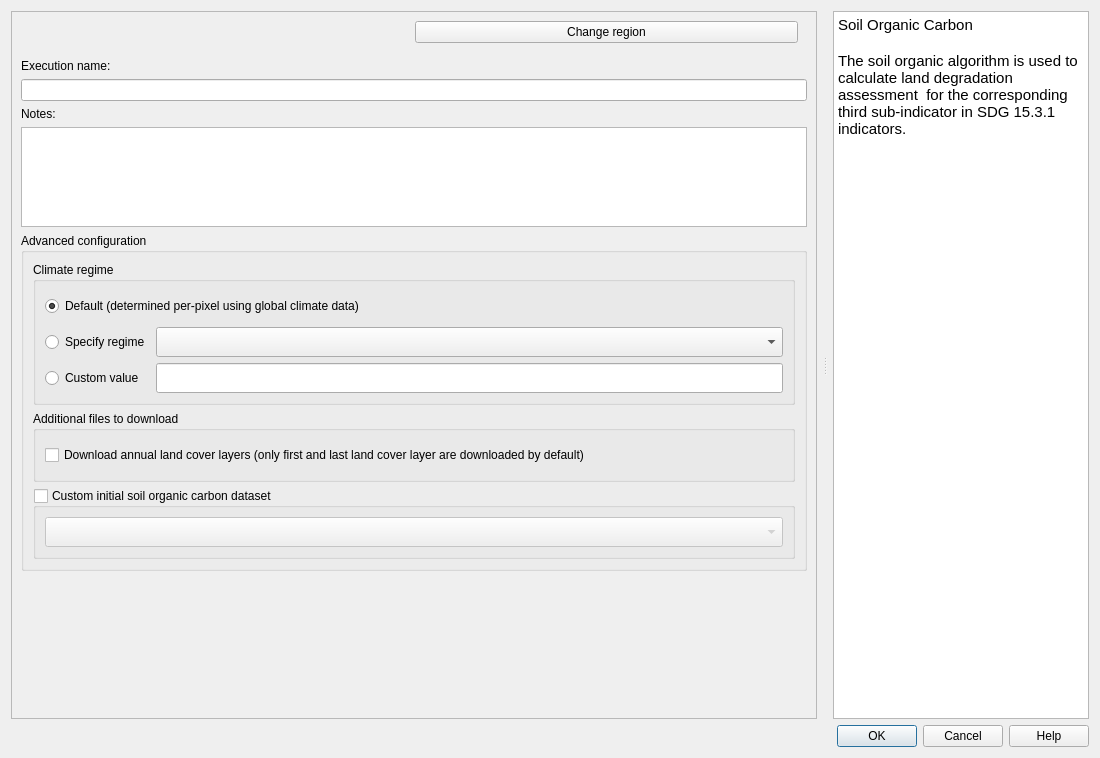
First picture: the form in LDMP/gui/DlgCalculateSOC.ui, repository ConservationInternational/trends.earth, before the edit.
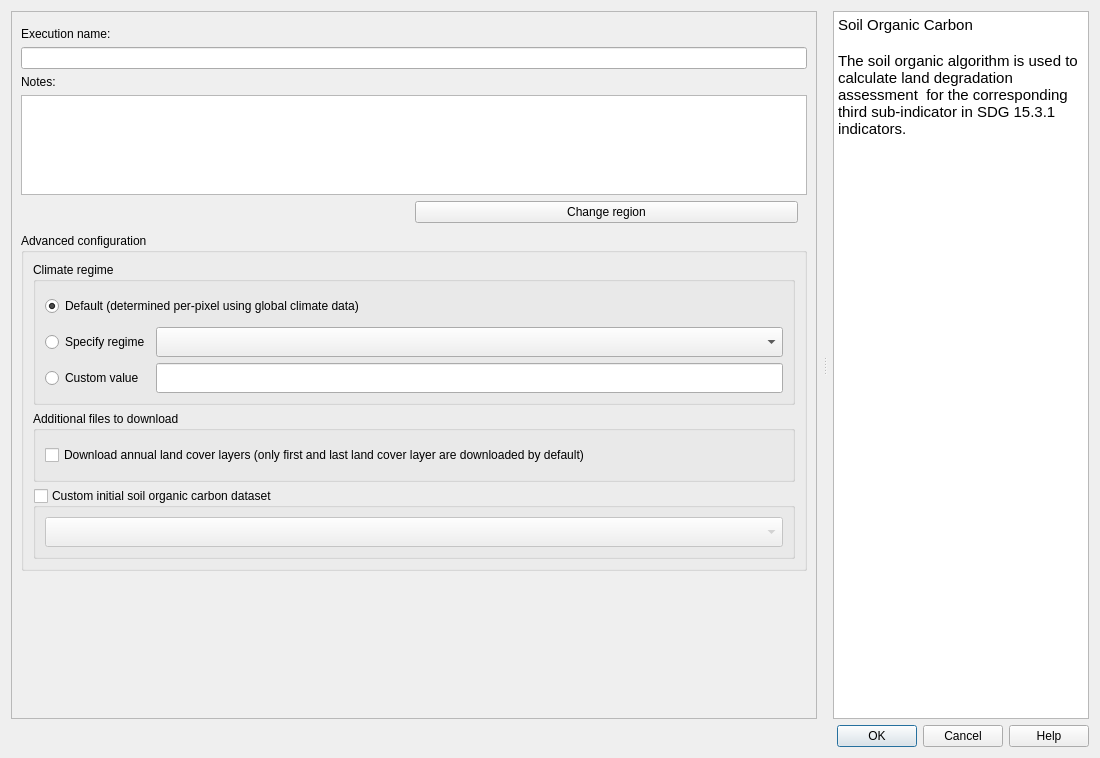
Second picture: the form after the edit. Custom widgets are drawn as their Qt base class.

Patch:
```diff
--- a/LDMP/gui/DlgCalculateSOC.ui
+++ b/LDMP/gui/DlgCalculateSOC.ui
@@ -72,42 +72,6 @@
            </rect>
           </property>
           <layout class="QVBoxLayout" name="verticalLayout_5">
-           <item>
-            <layout class="QHBoxLayout" name="horizontalLayout">
-             <property name="leftMargin">
-              <number>5</number>
-             </property>
-             <property name="rightMargin">
-              <number>9</number>
-             </property>
-             <property name="bottomMargin">
-              <number>4</number>
-             </property>
-             <item>
-              <widget class="QLabel" name="region_la">
-               <property name="toolTip">
-                <string>The current selected region of interest</string>
-               </property>
-               <property name="text">
-                <string/>
-               </property>
-               <property name="wordWrap">
-                <bool>true</bool>
-               </property>
-              </widget>
-             </item>
-             <item>
-              <widget class="QPushButton" name="region_button">
-               <property name="toolTip">
-                <string>&lt;html&gt;&lt;head/&gt;&lt;body&gt;&lt;p&gt;Opens settings dialog in order to change region of interest.&lt;/p&gt;&lt;p&gt;&lt;br/&gt;&lt;/p&gt;&lt;/body&gt;&lt;/html&gt;</string>
-               </property>
-               <property name="text">
-                <string>Change region</string>
-               </property>
-              </widget>
-             </item>
-            </layout>
-           </item>
            <item>
             <widget class="QFrame" name="setup_frame">
              <property name="frameShape">
@@ -157,6 +121,42 @@
              </property>
             </widget>
            </item>
+           <item>
+            <layout class="QHBoxLayout" name="horizontalLayout">
+             <property name="leftMargin">
+              <number>5</number>
+             </property>
+             <property name="rightMargin">
+              <number>9</number>
+             </property>
+             <property name="bottomMargin">
+              <number>4</number>
+             </property>
+             <item>
+              <widget class="QLabel" name="region_la">
+               <property name="toolTip">
+                <string>The current selected region of interest</string>
+               </property>
+               <property name="text">
+                <string/>
+               </property>
+               <property name="wordWrap">
+                <bool>true</bool>
+               </property>
+              </widget>
+             </item>
+             <item>
+              <widget class="QPushButton" name="region_button">
+               <property name="toolTip">
+                <string>&lt;html&gt;&lt;head/&gt;&lt;body&gt;&lt;p&gt;Opens settings dialog in order to change region of interest.&lt;/p&gt;&lt;p&gt;&lt;br/&gt;&lt;/p&gt;&lt;/body&gt;&lt;/html&gt;</string>
+               </property>
+               <property name="text">
+                <string>Change region</string>
+               </property>
+              </widget>
+             </item>
+            </layout>
+           </item>
            <item>
             <widget class="QgsCollapsibleGroupBox" name="advance_configurations">
              <property name="title">
```
Left out of the diff: 2 changed lines with no effect on the pictures.
